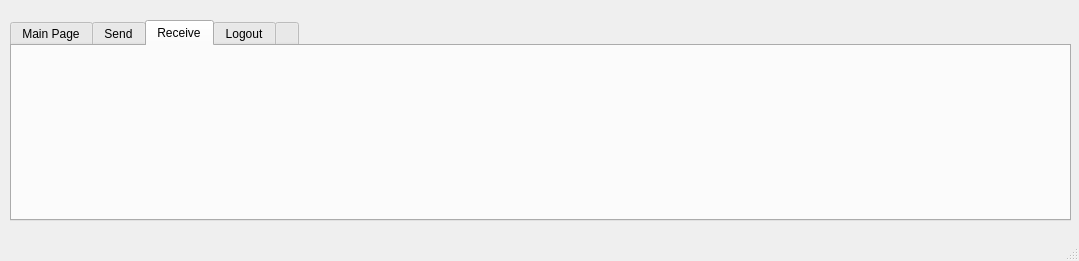
The window that mainwindow.ui (furkankamer/BitcoinWallet) describes before a commit, drawn with Qt 5.
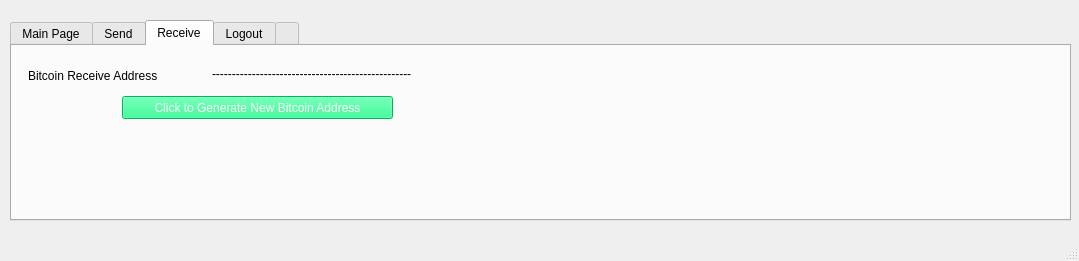
The same window after the commit. The open tabs and pages were chosen to show the change. Icons and pictures are not drawn.

Commit message: ui adjustments and sending to bitcoin

Patch:
```diff
--- a/mainwindow.ui
+++ b/mainwindow.ui
@@ -750,6 +750,48 @@
      <attribute name="title">
       <string>Receive</string>
      </attribute>
+     <widget class="QLabel" name="receiveLabel">
+      <property name="geometry">
+       <rect>
+        <x>16</x>
+        <y>20</y>
+        <width>151</width>
+        <height>20</height>
+       </rect>
+      </property>
+      <property name="text">
+       <string>Bitcoin Receive Address</string>
+      </property>
+     </widget>
+     <widget class="QLabel" name="receiveAddress">
+      <property name="geometry">
+       <rect>
+        <x>200</x>
+        <y>20</y>
+        <width>341</width>
+        <height>16</height>
+       </rect>
+      </property>
+      <property name="text">
+       <string>--------------------------------------------------</string>
+      </property>
+      <property name="textInteractionFlags">
+       <set>Qt::LinksAccessibleByMouse|Qt::TextSelectableByMouse</set>
+      </property>
+     </widget>
+     <widget class="QPushButton" name="generateAddress">
+      <property name="geometry">
+       <rect>
+        <x>110</x>
+        <y>50</y>
+        <width>271</width>
+        <height>23</height>
+       </rect>
+      </property>
+      <property name="text">
+       <string>Click to Generate New Bitcoin Address</string>
+      </property>
+     </widget>
     </widget>
     <widget class="QWidget" name="tab_4">
      <attribute name="title">
```
Left out of the diff: 10 changed lines with no effect on the pictures. The commit also changes 2 other files.
